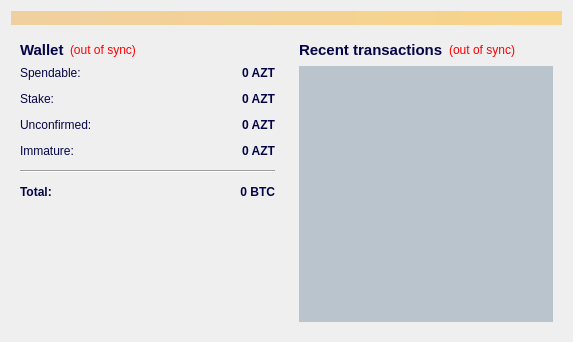
Old version of the form src/qt/forms/overviewpage.ui in the repository DevelCurrency/AztecCoin.
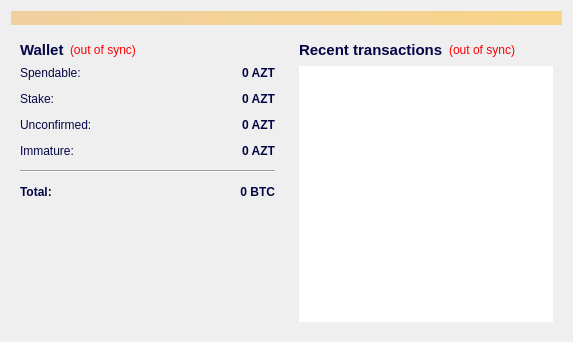
New version of the form. Icons and pictures are not drawn.

What changed in the file:
```diff
--- a/src/qt/forms/overviewpage.ui
+++ b/src/qt/forms/overviewpage.ui
@@ -497,8 +497,11 @@
           </item>
           <item>
            <widget class="QListView" name="listTransactions">
+            <property name="autoFillBackground">
+             <bool>false</bool>
+            </property>
             <property name="styleSheet">
-             <string notr="true">background-color: rgba(106, 131, 154, 101);</string>
+             <string notr="true">background-image: url(:/images/bgb);</string>
             </property>
             <property name="frameShape">
              <enum>QFrame::NoFrame</enum>
```
